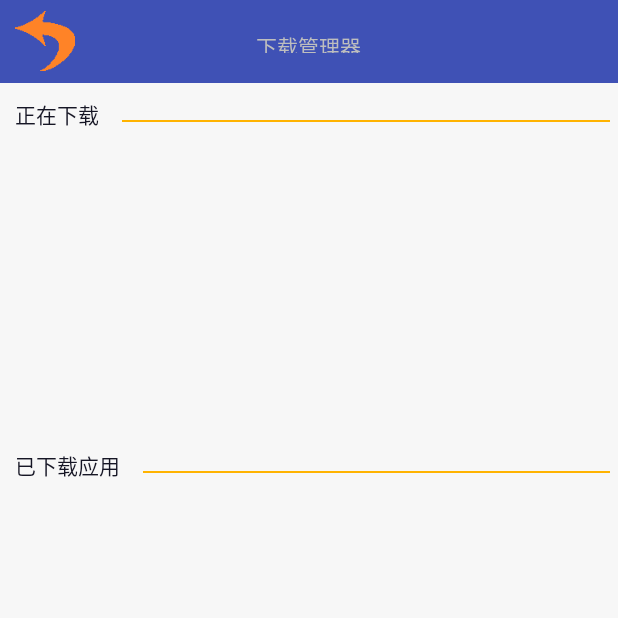
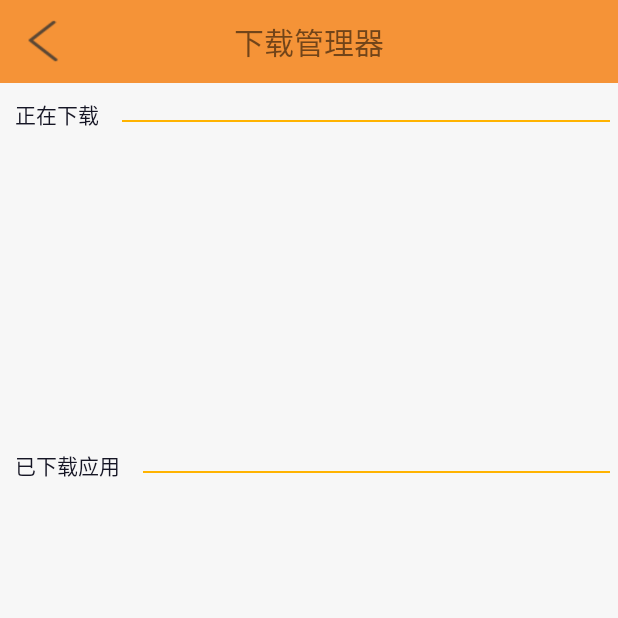
Before and after one commit to twomonth/AYBox, an Android app: the screen it shows after launch (Activity_Download), after a tap on an icon or button, on a phone screen of 412 x 824 dp, the top half of it. Run offline under Robolectric (Android 15) with nearby library versions, the phone set to English and light mode, and no system bars; our stand-ins replace EventBus; libraries missing offline, so code that uses them is left out: cn.jpush.android, cn.jpush.im; 16 statements that could not run were skipped.

Commit message:
2017/07/26 修改界面颜色，完成下载页返回键监听。

```diff
--- a/app/src/main/java/com/aygames/twomonth/aybox/activity/Activity_Download.java
+++ b/app/src/main/java/com/aygames/twomonth/aybox/activity/Activity_Download.java
@@ -44,6 +44,7 @@ import java.util.Map;
 public class Activity_Download extends Activity {
     private FrameLayout fl;
     private GridView gridView;
+    private ImageView iv_back_download;
     //    private List<AppInfo> appInfos = new ArrayList<AppInfo>();
     private File[] apkFilelist;
     PackageManager packageManager;
@@ -63,7 +64,7 @@ public class Activity_Download extends Activity {
         requestWindowFeature(Window.FEATURE_NO_TITLE);
         setContentView(R.layout.activity_download_manager);
         //调用工具类设置Activity颜色
-        StatusBarUtils.setWindowStatusBarColor(this, R.color.colorPrimary);
+        StatusBarUtils.setWindowStatusBarColor(this, R.color.colorOrange);
         initView();
         initData();
         gridView.setAdapter(new DownloadedAdapter(arrayList));
@@ -71,6 +72,12 @@ public class Activity_Download extends Activity {
             @Override
             public void onItemClick(AdapterView<?> adapterView, View view, int i, long l) {
                 Toast.makeText(getApplicationContext(), arrayList.get(i).get("packageName").toString(), Toast.LENGTH_LONG).show();
+            }
+        });
+        iv_back_download.setOnClickListener(new View.OnClickListener() {
+            @Override
+            public void onClick(View view) {
+                finish();
             }
         });
     }
@@ -84,6 +91,7 @@ public class Activity_Download extends Activity {
 
     private void initView() {
         gridView = (GridView) findViewById(R.id.gv_downloaded);
+        iv_back_download = (ImageView) findViewById(R.id.iv_back_download);
         fl = (FrameLayout) findViewById(R.id.fl_downloading);
         FragmentTransaction transaction = getFragmentManager().beginTransaction();
         Fragment firstFragment = new DownloadingFragment();
--- a/app/src/main/java/com/aygames/twomonth/aybox/activity/HomeActivity.java
+++ b/app/src/main/java/com/aygames/twomonth/aybox/activity/HomeActivity.java
@@ -98,7 +98,7 @@ public class HomeActivity extends Activity {
         super.onCreate(savedInstanceState);
         setContentView(R.layout.activity_home);
         //调用工具类设置Activity颜色
-        StatusBarUtils.setWindowStatusBarColor(this, R.color.colorAccent);
+        StatusBarUtils.setWindowStatusBarColor(this, R.color.colorOrange);
         init();
         SharedPreferences sharedPreferences = getSharedPreferences("advertisment", 0);
         //获取系统日期
--- a/app/src/main/res/layout/activity_download_manager.xml
+++ b/app/src/main/res/layout/activity_download_manager.xml
@@ -8,19 +8,20 @@
       android:id="@+id/rl_title_download"
       android:layout_width="match_parent"
       android:layout_height="55dp"
-      android:background="@color/colorPrimary">
+      android:background="@color/colorOrange1">
     <ImageView
         android:id="@+id/iv_back_download"
         android:layout_width="40dp"
-        android:layout_height="40dp"
+        android:layout_height="30dp"
         android:layout_marginLeft="10dp"
         android:layout_centerVertical="true"
-        android:background="@mipmap/fanhui"/>
+        android:background="@mipmap/dk_ic_back_press"/>
     <TextView
         android:layout_width="wrap_content"
         android:layout_height="wrap_content"
         android:layout_centerInParent="true"
-        android:layout_margin="20dp"
+        android:textSize="20dp"
+        android:textColor="@color/colorBlack_ban"
         android:text="下载管理器"/>
 
   </RelativeLayout>
--- a/app/src/main/res/layout/activity_home.xml
+++ b/app/src/main/res/layout/activity_home.xml
@@ -7,7 +7,7 @@
         android:id="@+id/rl_title"
         android:layout_width="match_parent"
         android:layout_height="55dp"
-        android:background="@color/colorAccent">
+        android:background="@color/colorOrange1">
         <ImageView
             android:id="@+id/iv_menu"
             android:layout_width="40dp"
@@ -19,7 +19,7 @@
             android:layout_width="wrap_content"
             android:layout_height="wrap_content"
             android:layout_centerInParent="true"
-            android:layout_margin="20dp"
+            android:textSize="20dp"
             android:text="福利盒子"/>
         <ImageView
             android:id="@+id/iv_download"
```
Also changed, not shown: app/src/main/res/mipmap-mdpi/dk_ic_back_press.png (added).
